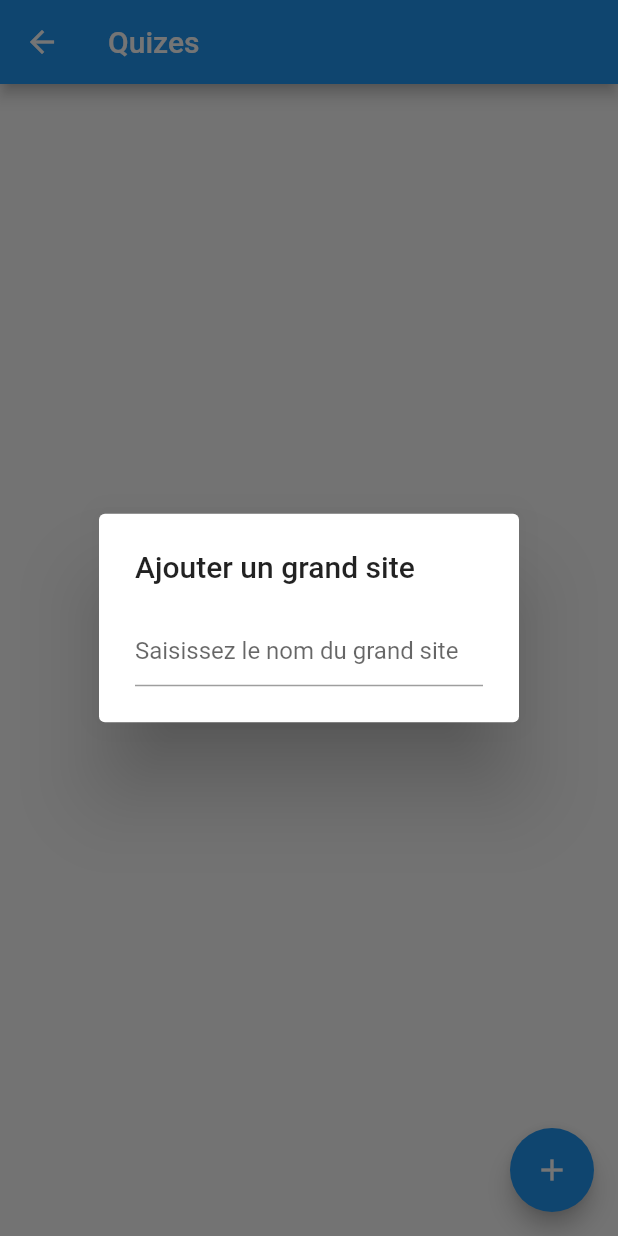
After one commit to NicoBoe25/flutter_project_master, a Flutter app: the EditionQuiz screen opened directly, after a tap on the "add" icon, on a phone screen of 412 x 824 dp. The commit adds this screen. Run offline on Flutter 3.47's test engine with Material 2 defaults, Android fonts, the phone set to English and light mode, and no system bars; our stand-ins replace sqflite; accounts and stored records are empty.

Commit message:
Page Gestion

```diff
--- /dev/null
+++ b/lib/editionQuiz.dart
@@ -0,0 +1,99 @@
+import 'package:flutter/cupertino.dart';
+import 'package:flutter/material.dart';
+import 'package:flutter/widgets.dart';
+
+import 'classObject/quiz.dart';
+
+class EditionQuiz extends StatefulWidget {
+  @override
+  State<StatefulWidget> createState() {
+    return new PlayEditionQuiz();
+  }
+}
+class PlayEditionQuiz extends State<EditionQuiz> {
+  List<Quiz> list_quizes = List<Quiz>.filled(0,Quiz(0,"test"),growable: true);
+
+  void _removeQuiz(int index) {
+    setState(() {
+      list_quizes.remove(index);
+    });
+  }
+
+  void addNewQuiz(String s) {
+    setState(() {
+      list_quizes.add(Quiz(list_quizes.length,s));
+    });
+  }
+
+
+  Widget build(BuildContext ctx){
+    return Scaffold(
+      appBar: AppBar(
+        title: const Text('Quizes'),
+      ),
+      body:ListView.builder(
+          itemCount: list_quizes.length,
+          itemBuilder: (BuildContext context, int index) {
+
+            final item = list_quizes[index];
+            return Dismissible(
+                key: Key(item.name),
+                background: Container(
+                  child: Icon(
+                    Icons.delete,
+                    size: 40,
+                    color: Colors.white,
+                  ),
+                  color: Colors.cyan,
+                ),
+                onDismissed: (direction) {
+                  var snackBar = SnackBar(
+                      content: Text('Suppression du grand site $item'),
+                      action: SnackBarAction(
+                          label: 'Annulation suppression',
+                          onPressed: () {
+                            setState(() {
+                              _removeQuiz(index);
+                            });
+                          })
+                  );
+                  ScaffoldMessenger.of(context).showSnackBar(snackBar);
+                },
+                child: Card(
+                    child: ListTile(
+                        title: Text(
+                          list_quizes[index].name,
+                          textAlign: TextAlign.center,
+                        ),
+                        onTap: () {
+                          var snackBar =
+                          SnackBar(content: Text('$item'));
+                          ScaffoldMessenger.of(context).showSnackBar(snackBar);
+                        })));
+          }),
+      floatingActionButton: FloatingActionButton(
+        onPressed: () {
+          showDialog(
+              context: context,
+              barrierDismissible: false,
+              builder: (BuildContext context) {
+                return AlertDialog(
+                  title: Text('Ajouter un grand site'),
+                  content: TextField(
+                      decoration: InputDecoration(
+                          hintText: "Saisissez le nom du grand site"),
+                      onSubmitted: (value) {
+                        setState(() {
+                          addNewQuiz(value);
+                        });
+                        Navigator.of(context).pop();
+                      }),
+                );
+              });
+        },
+        tooltip: 'ajouter un grand site',
+        child: Icon(Icons.add),
+      ),
+    );
+  }
+}
```
Also changed, not shown: lib/main.dart (+9 -1 lines), lib/playquiz.dart (+3 -4 lines).
